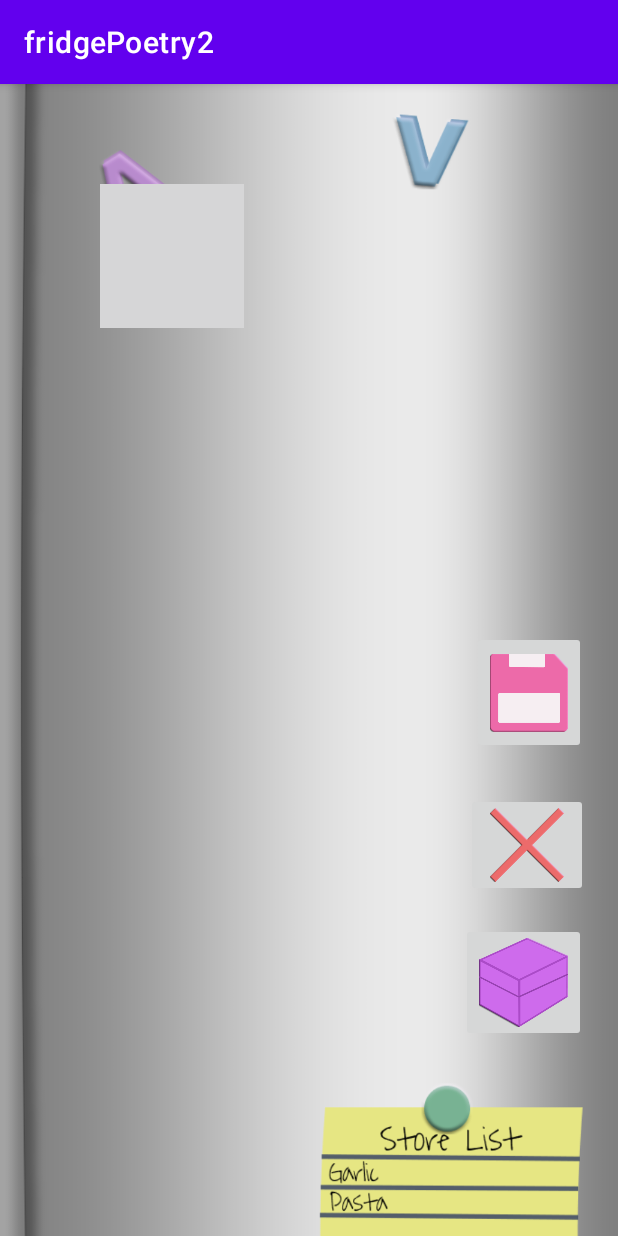
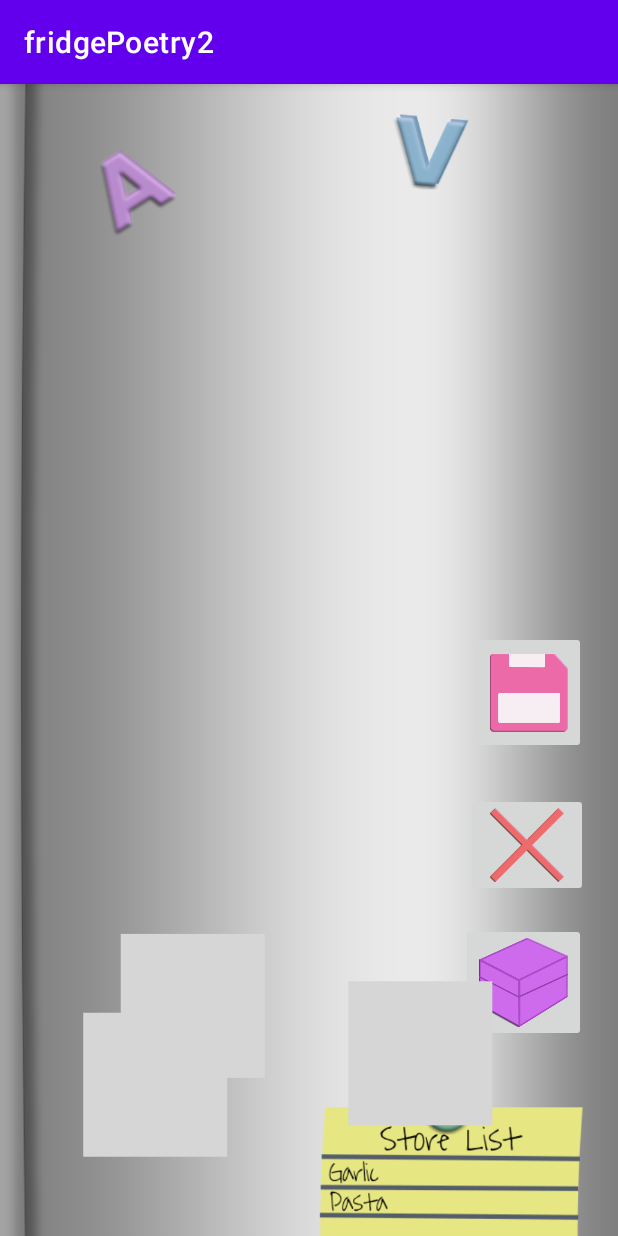
Before and after one commit to skswiha/fridgeApp, an Android app: the screen it shows after launch (CustomViewActivity), on a phone screen of 412 x 824 dp. Run offline under Robolectric (Android 15) with nearby library versions, the phone set to English and light mode, and no system bars.

Commit message:
now it puts the magnets on the screen in random places, but you cant move any of them....is this an improvement? im not sure

```diff
--- a/fridgePoetry2/app/src/main/java/com/example/fridgepoetry2/CustomViewActivity.java
+++ b/fridgePoetry2/app/src/main/java/com/example/fridgepoetry2/CustomViewActivity.java
@@ -1,6 +1,5 @@
 package com.example.fridgepoetry2;
 
-import android.graphics.Color;
 import androidx.appcompat.app.AppCompatActivity;
 import android.os.Bundle;
 import android.view.MotionEvent;
@@ -33,10 +32,8 @@ public class CustomViewActivity extends AppCompatActivity {
                     drawMagnetView.setCurrX(motionEvent.getX()-50);
                     drawMagnetView.setCurrY(motionEvent.getY()-50);
 
-                    // Set ball color to blue.
-                    drawMagnetView.setBallColor(Color.BLUE);
 
-                    // Notify drawBallView to redraw. This will invoke DrawBallView's onDraw() method.
+                    // Notify drawMagnetView to redraw. This will invoke DrawMagnetView's onDraw() method.
                     drawMagnetView.invalidate();
 
                     // Return true means this listener has complete process this event successfully.
--- a/fridgePoetry2/app/src/main/java/com/example/fridgepoetry2/DrawMagnetView.java
+++ b/fridgePoetry2/app/src/main/java/com/example/fridgepoetry2/DrawMagnetView.java
@@ -3,7 +3,6 @@ import android.content.Context;
 import android.graphics.Bitmap;
 import android.graphics.BitmapFactory;
 import android.graphics.Canvas;
-import android.graphics.Color;
 import android.graphics.Paint;
 import android.view.View;
 import com.example.fridgepoetry2.R;
@@ -16,16 +15,9 @@ public class DrawMagnetView extends View {
     // Record current ball vertical ordinate
     private float currY = 100;
 
-    // This is the ball color.
-    private int ballColor = Color.GREEN;
+    private final Bitmap[] bitmaps = {BitmapFactory.decodeResource(getResources(),R.drawable.live), BitmapFactory.decodeResource(getResources(),R.drawable.laugh), BitmapFactory.decodeResource(getResources(),R.drawable.above),BitmapFactory.decodeResource(getResources(),R.drawable.love), BitmapFactory.decodeResource(getResources(),R.drawable.ache), BitmapFactory.decodeResource(getResources(),R.drawable.again)};
 
-    public int getBallColor() {
-        return ballColor;
-    }
-
-    public void setBallColor(int ballColor) {
-        this.ballColor = ballColor;
-    }
+    private float[][] locations = new float[bitmaps.length][2];
 
     // getter and setter method for currX and currY.
     public float getCurrX() {
@@ -44,9 +36,18 @@ public class DrawMagnetView extends View {
         this.currY = currY;
     }
 
-    // DrawBallView constructor.
+    public void initializeLocations(){
+
+        for (int i = 0; i < bitmaps.length; i++){
+            locations[i][0] = (float)Math.random()*1000;
+            locations[i][1] = (float)Math.random()*1000;
+        }
+    }
+
+    // DrawMagnetView constructor.
     public DrawMagnetView(Context context) {
         super(context);
+        initializeLocations();
     }
 
     @Override
@@ -56,12 +57,16 @@ public class DrawMagnetView extends View {
         // Create a new Paint object.
         Paint paint = new Paint();
 
-        Bitmap word = BitmapFactory.decodeResource(getResources(),R.drawable.a);
+        for (int i = 0; i<bitmaps.length; i++){
+            if(locations[i][0]< currX +100 && locations[i][1]<currY+100 && locations[i][0] > currX - 100 && locations[i][1] > currY - 100){
+                canvas.drawBitmap(bitmaps[i], currX, currY, paint);
+                locations[i][0]= currX;
+                locations[i][1]= currY;
+            }
 
-        // Set paint color.
-        paint.setColor(this.getBallColor());
-
-        // Draw a circle in the canvas.
-        canvas.drawBitmap(word,currX,currY,paint);
+            else {
+                canvas.drawBitmap(bitmaps[i], locations[i][0], locations[i][1], paint);
+            }
+        }
     }
 }
--- a/fridgePoetry2/app/src/main/res/layout/activity_custom_view.xml
+++ b/fridgePoetry2/app/src/main/res/layout/activity_custom_view.xml
@@ -70,9 +70,10 @@
         android:id="@+id/idDrawBallView"
         android:layout_width="match_parent"
         android:layout_height="0dp"
-        android:orientation="horizontal"
+        android:orientation="vertical"
         tools:layout_editor_absoluteX="100dp"
-        tools:layout_editor_absoluteY="731dp">
+        tools:layout_editor_absoluteY="731dp"
+        tools:ignore="MissingConstraints">
 
 
     </LinearLayout>
```
Also changed, not shown: 6 other files.
